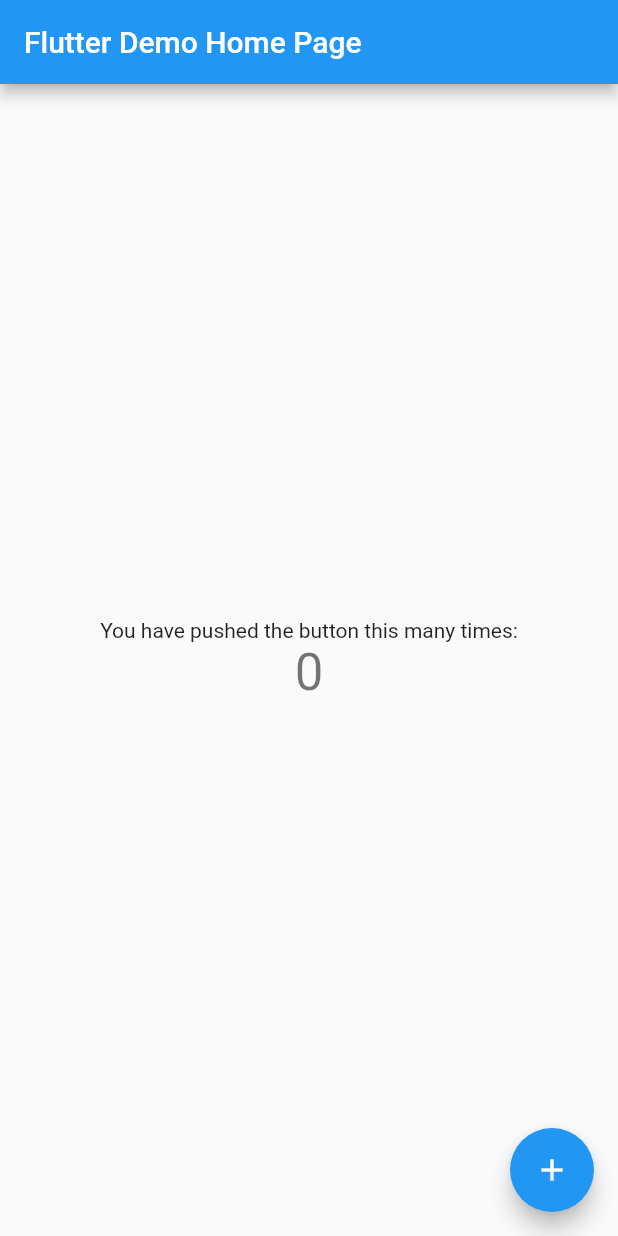
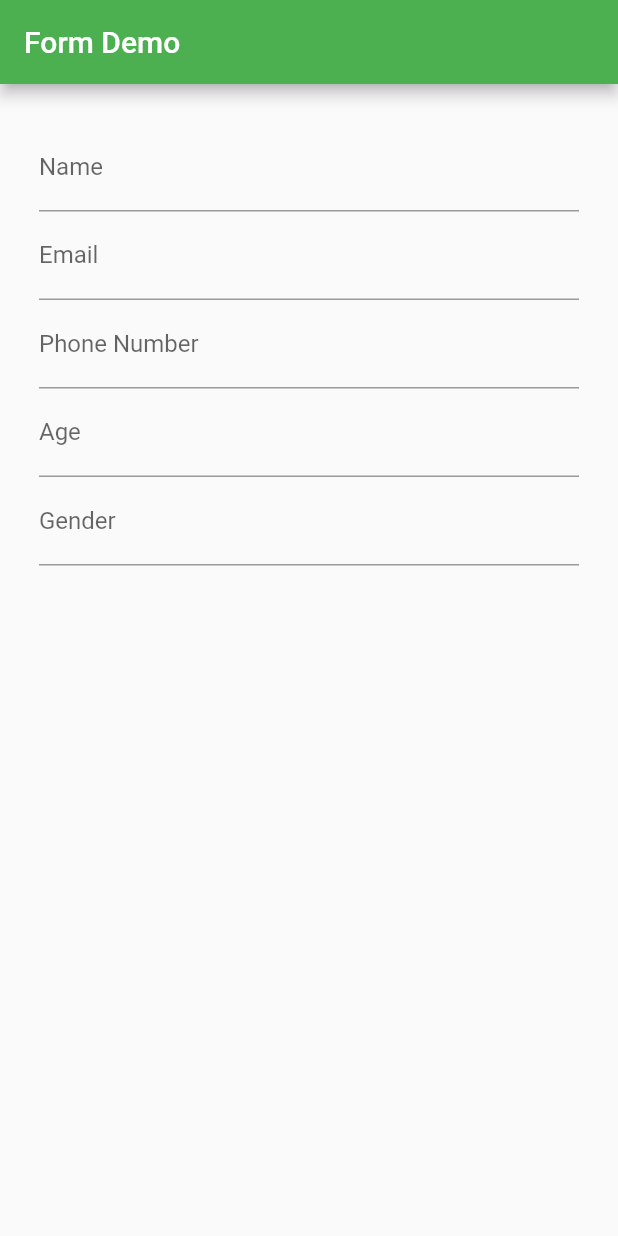
Before and after one commit to lanjAdabA/exerciseform1, a Flutter app: the screen it shows after launch, on a phone screen of 412 x 824 dp. Run offline on Flutter 3.47's test engine with Material 2 defaults, Android fonts, the phone set to English and light mode, and no system bars.

Commit message:
update 1

```diff
--- /dev/null
+++ b/lib/form_page.dart
@@ -0,0 +1,73 @@
+import 'package:flutter/material.dart';
+
+class FormPage extends StatefulWidget {
+  const FormPage({Key? key}) : super(key: key);
+
+  @override
+  State<FormPage> createState() => _FormPageState();
+}
+
+class _FormPageState extends State<FormPage> {
+/* final String _name = "";
+  final String _email = "";
+  final String _phoneNumber = "";
+  final String _age = "";
+  final String _gender = ""; */
+  final GlobalKey<FormState> _formkey = GlobalKey<FormState>();
+
+  Widget _buildName() {
+    return TextFormField(
+      decoration: InputDecoration(labelText: "Name"),
+    );
+  }
+
+  Widget _buildEmail() {
+    return TextFormField(
+      decoration: InputDecoration(labelText: "Email"),
+    );
+    ;
+  }
+
+  Widget _buildPhoneNumber() {
+    return TextFormField(
+      decoration: InputDecoration(labelText: "Phone Number"),
+    );
+    ;
+  }
+
+  Widget _buildAge() {
+    return TextFormField(
+      decoration: InputDecoration(labelText: "Age"),
+    );
+    ;
+  }
+
+  Widget _buildGender() {
+    return TextFormField(
+      decoration: InputDecoration(labelText: "Gender"),
+    );
+    ;
+  }
+
+  @override
+  Widget build(BuildContext context) {
+    return Scaffold(
+      appBar: AppBar(
+        title: const Text("Form Demo"),
+      ),
+      body: Container(
+        child: Form(
+            child: Column(
+          children: <Widget>[
+            _buildName(),
+            _buildEmail(),
+            _buildPhoneNumber(),
+            _buildAge(),
+            _buildGender()
+          ],
+        )),
+        margin: const EdgeInsets.all(26),
+      ),
+    );
+  }
+}
--- a/lib/main.dart
+++ b/lib/main.dart
@@ -1,3 +1,4 @@
+import 'package:exerciseform1/form_page.dart';
 import 'package:flutter/material.dart';
 
 void main() {
@@ -7,109 +8,15 @@
 class MyApp extends StatelessWidget {
   const MyApp({Key? key}) : super(key: key);
 
-  // This widget is the root of your application.
   @override
   Widget build(BuildContext context) {
     return MaterialApp(
+      debugShowCheckedModeBanner: false,
       title: 'Flutter Demo',
       theme: ThemeData(
-        // This is the theme of your application.
-        //
-        // Try running your application with "flutter run". You'll see the
-        // application has a blue toolbar. Then, without quitting the app, try
-        // changing the primarySwatch below to Colors.green and then invoke
-        // "hot reload" (press "r" in the console where you ran "flutter run",
-        // or simply save your changes to "hot reload" in a Flutter IDE).
-        // Notice that the counter didn't reset back to zero; the application
-        // is not restarted.
-        primarySwatch: Colors.blue,
+        primarySwatch: Colors.green,
       ),
-      home: const MyHomePage(title: 'Flutter Demo Home Page'),
+      home: FormPage(),
     );
   }
 }
-
-class MyHomePage extends StatefulWidget {
-  const MyHomePage({Key? key, required this.title}) : super(key: key);
-
-  // This widget is the home page of your application. It is stateful, meaning
-  // that it has a State object (defined below) that contains fields that affect
-  // how it looks.
-
-  // This class is the configuration for the state. It holds the values (in this
-  // case the title) provided by the parent (in this case the App widget) and
-  // used by the build method of the State. Fields in a Widget subclass are
-  // always marked "final".
-
-  final String title;
-
-  @override
-  State<MyHomePage> createState() => _MyHomePageState();
-}
-
-class _MyHomePageState extends State<MyHomePage> {
-  int _counter = 0;
-
-  void _incrementCounter() {
-    setState(() {
-      // This call to setState tells the Flutter framework that something has
-      // changed in this State, which causes it to rerun the build method below
-      // so that the display can reflect the updated values. If we changed
-      // _counter without calling setState(), then the build method would not be
-      // called again, and so nothing would appear to happen.
-      _counter++;
-    });
-  }
-
-  @override
-  Widget build(BuildContext context) {
-    // This method is rerun every time setState is called, for instance as done
-    // by the _incrementCounter method above.
-    //
-    // The Flutter framework has been optimized to make rerunning build methods
-    // fast, so that you can just rebuild anything that needs updating rather
-    // than having to individually change instances of widgets.
-    return Scaffold(
-      appBar: AppBar(
-        // Here we take the value from the MyHomePage object that was created by
-        // the App.build method, and use it to set our appbar title.
-        title: Text(widget.title),
-      ),
-      body: Center(
-        // Center is a layout widget. It takes a single child and positions it
-        // in the middle of the parent.
-        child: Column(
-          // Column is also a layout widget. It takes a list of children and
-          // arranges them vertically. By default, it sizes itself to fit its
-          // children horizontally, and tries to be as tall as its parent.
-          //
-          // Invoke "debug painting" (press "p" in the console, choose the
-          // "Toggle Debug Paint" action from the Flutter Inspector in Android
-          // Studio, or the "Toggle Debug Paint" command in Visual Studio Code)
-          // to see the wireframe for each widget.
-          //
-          // Column has various properties to control how it sizes itself and
-          // how it positions its children. Here we use mainAxisAlignment to
-          // center the children vertically; the main axis here is the vertical
-          // axis because Columns are vertical (the cross axis would be
-          // horizontal).
-          mainAxisAlignment: MainAxisAlignment.center,
-          children: <Widget>[
-            const Text(
-              'You have pushed the button this many times:',
-            ),
-            Text(
-              '$_counter',
-              style: Theme.of(context).textTheme.headline4,
-            ),
-          ],
-        ),
-      ),
-      floatingActionButton: FloatingActionButton(
-        onPressed: _incrementCounter,
-        tooltip: 'Increment',
-        child: const Icon(Icons.add),
-      ), // This trailing comma makes auto-formatting nicer for build methods.
-    );
-  }
-}
```
